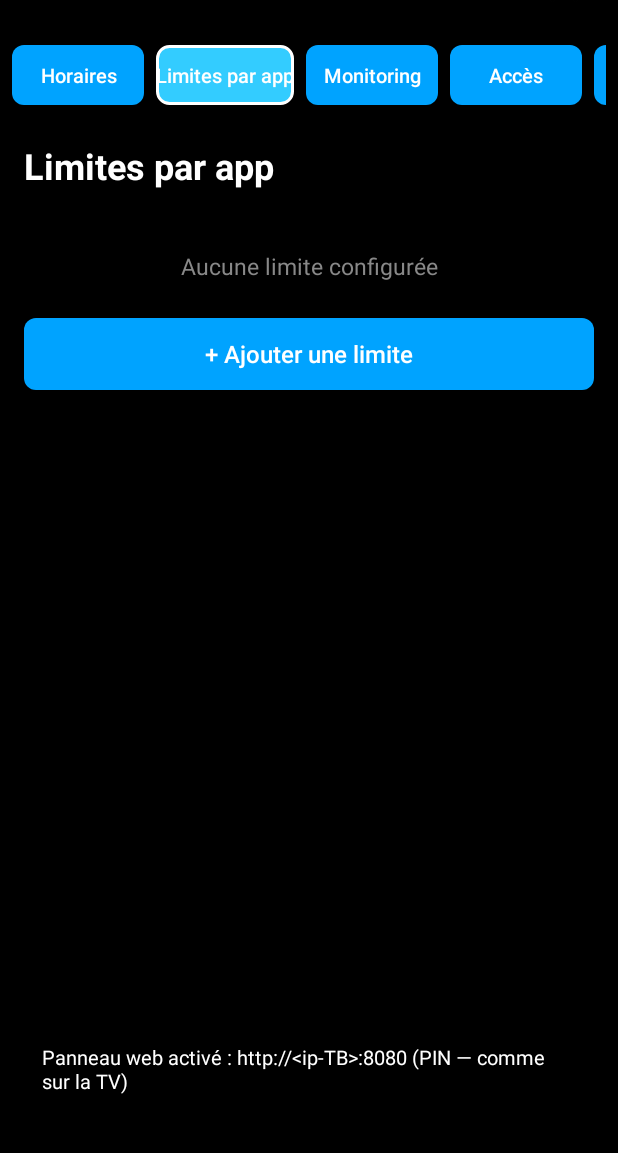
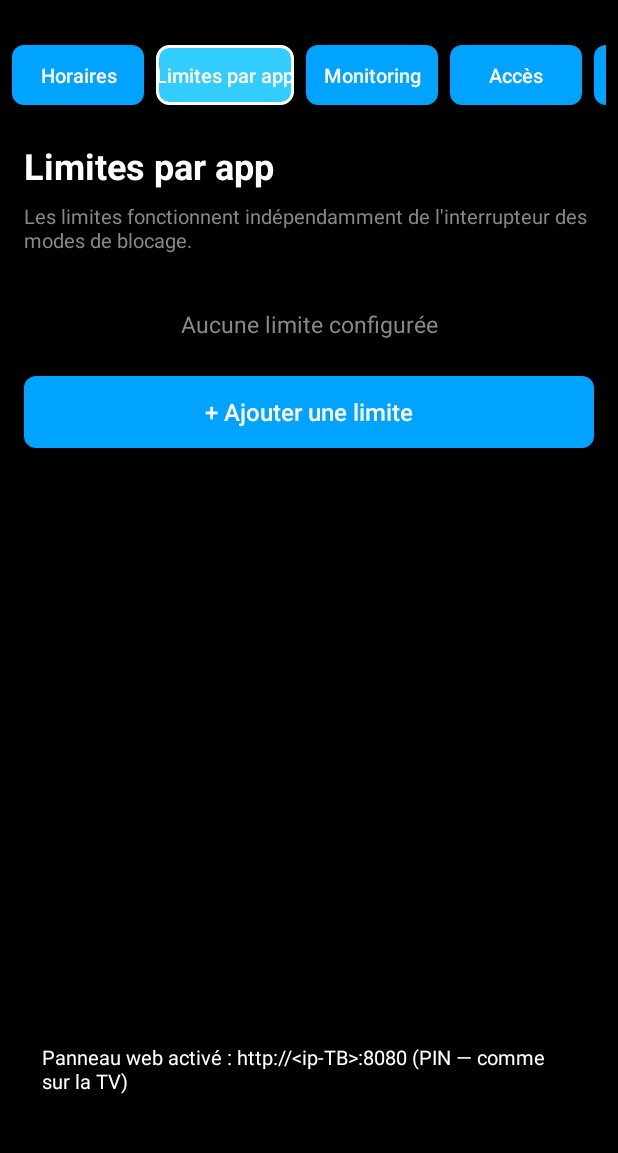
Before and after one commit to Aliseiko/kidlock-remote, an Android app: the AdminActivity screen opened directly, with no data from a screen before it, after a tap on "Limites par app", on a phone screen of 412 x 824 dp, the part 75-1228 px from its top. Run offline under Robolectric (Android 15) with nearby library versions, the phone set to English and light mode, and no system bars; 1 statement that could not run was skipped.

Commit message:
fix: per-app budgets enforce independently of blocking mode switch
User report: Spotify limit set but nothing blocked. Logcat showed
schedule=false, timer=false, blocking=false — the isBlockingEnabled()
gate (schedule||timer) returned early before the per-app check ever ran.

Fix: per-app budget checks moved BEFORE the mode gate in both the
window-change and 5s periodic paths (explicit per-app rules are an
independent blocking source); duplicate in-gate check removed; admin
app-limits section now states the independence; ROADMAP checklist updated.

```diff
--- a/app/src/main/res/layout-sw600dp/activity_admin.xml
+++ b/app/src/main/res/layout-sw600dp/activity_admin.xml
@@ -610,7 +610,15 @@
                     android:textSize="32sp"
                     android:textColor="@color/white"
                     android:textStyle="bold"
-                    android:layout_marginBottom="24dp" />
+                    android:layout_marginBottom="8dp" />
+
+                <TextView
+                    android:layout_width="match_parent"
+                    android:layout_height="wrap_content"
+                    android:text="@string/app_limits_independent_hint"
+                    android:textColor="@color/admin_text_secondary"
+                    android:textSize="14sp"
+                    android:layout_marginBottom="16dp" />
 
                 <androidx.recyclerview.widget.RecyclerView
                     android:id="@+id/rvAppLimits"
--- a/app/src/main/res/layout/activity_admin.xml
+++ b/app/src/main/res/layout/activity_admin.xml
@@ -702,7 +702,15 @@
                     android:textSize="24sp"
                     android:textColor="@color/white"
                     android:textStyle="bold"
-                    android:layout_marginBottom="16dp" />
+                    android:layout_marginBottom="8dp" />
+
+                <TextView
+                    android:layout_width="match_parent"
+                    android:layout_height="wrap_content"
+                    android:text="@string/app_limits_independent_hint"
+                    android:textColor="@color/admin_text_secondary"
+                    android:textSize="13sp"
+                    android:layout_marginBottom="12dp" />
 
                 <androidx.recyclerview.widget.RecyclerView
                     android:id="@+id/rvAppLimits"
--- a/app/src/main/res/values/strings.xml
+++ b/app/src/main/res/values/strings.xml
@@ -278,4 +278,5 @@
     <string name="http_enabled_label">Panneau web (téléphone/PC)</string>
     <string name="http_enabled_message">Panneau web activé : http://%1$s:%2$d (PIN — comme sur la TV)</string>
     <string name="http_disabled_message">Panneau web désactivé</string>
+    <string name="app_limits_independent_hint">Les limites fonctionnent indépendamment de l\'interrupteur des modes de blocage.</string>
 </resources>
```
Also changed, not shown: app/src/main/java/uk/telegramgames/kidlock/ScreenTimeAccessibilityService.kt (+18 -12 lines), 3 other files.
